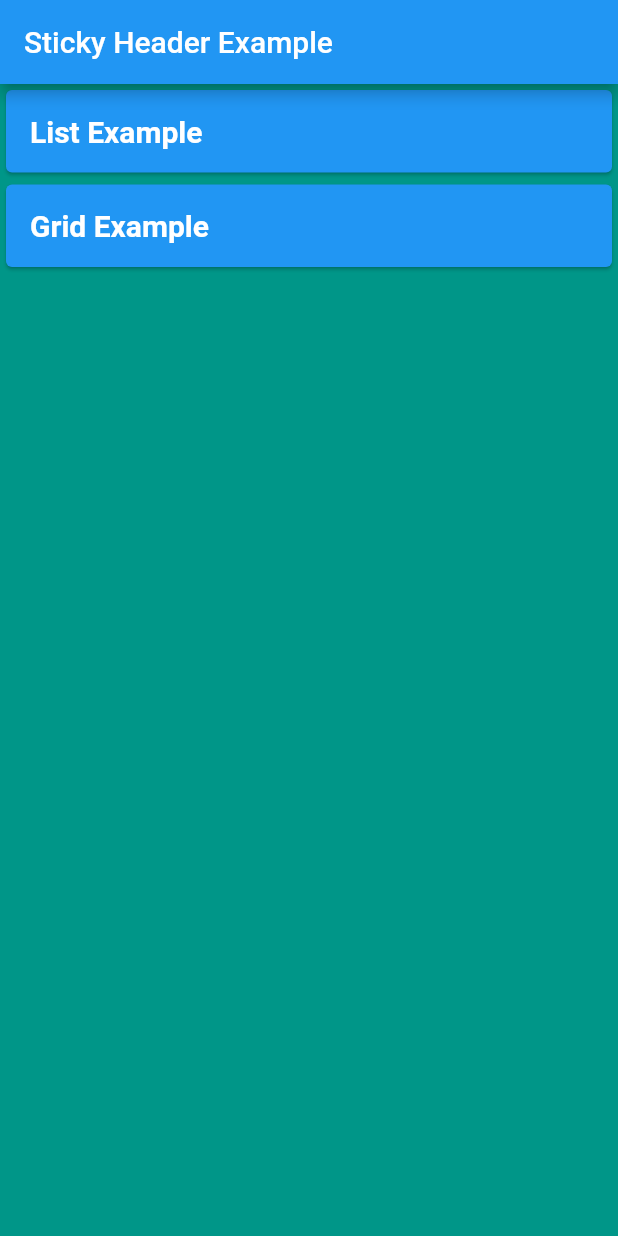
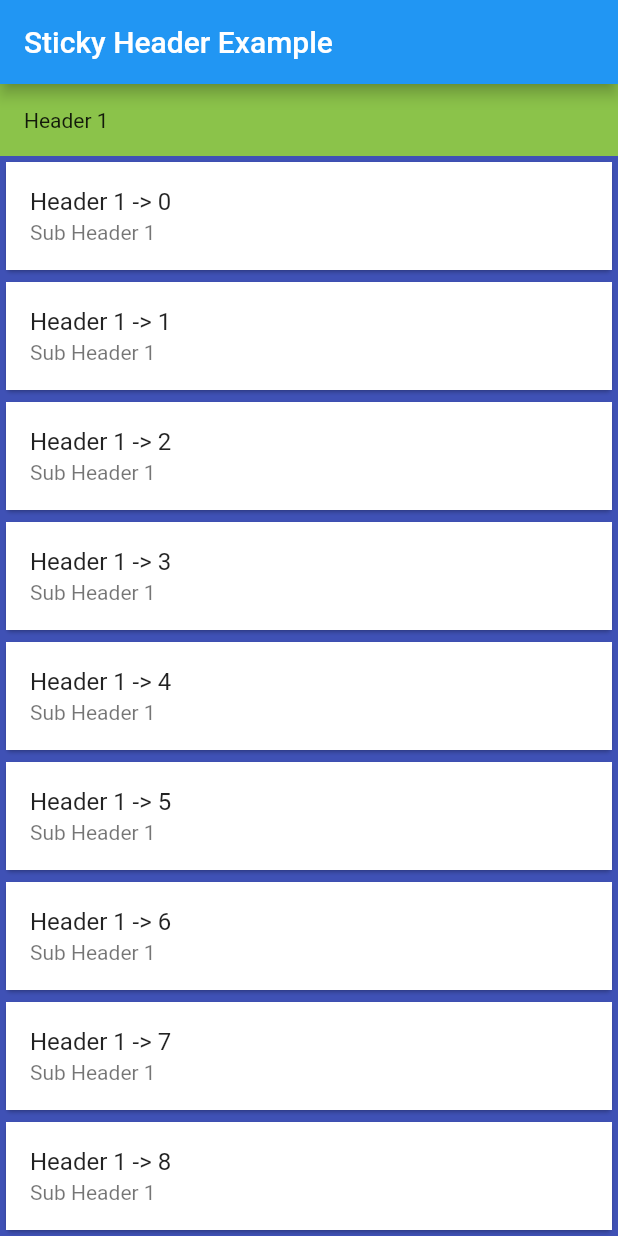
Before and after one commit to tanveerahmed1987/flutter_app, a Flutter app: the screen it shows after launch, on a phone screen of 412 x 824 dp. Run offline on Flutter 3.47's test engine with Material 2 defaults, Android fonts, the phone set to English and light mode, and no system bars; our stand-ins replace flutter_sticky_header.

Commit message:
Sticky Header Example Basics

```diff
--- a/lib/main.dart
+++ b/lib/main.dart
@@ -1,7 +1,5 @@
 import 'package:flutter/material.dart';
-import 'package:flutterapp/ListExample.dart';
-
-import 'GridExample.dart';
+import 'package:flutter_sticky_header/flutter_sticky_header.dart';
 
 void main() {
   runApp(MyApp());
@@ -14,11 +12,41 @@ class MyApp extends StatelessWidget {
       home: Scaffold(
         appBar: AppBar(title: Text('Sticky Header Example')),
         body: Container(
-          color: Colors.teal,
-          child: ListView(
-            children: [
-              _Item(text: 'List Example' , builder: (_) => const ListExample() ,),
-              _Item(text: 'Grid Example' , builder: (_) => const GridExample() ,)
+          color: Colors.indigo,
+          child: CustomScrollView(
+            slivers: [
+              SliverStickyHeader(
+                header: Container(padding: EdgeInsets.all(16) ,color: Colors.lightGreen, child: Text('Header 1')),
+                sliver: SliverList(
+                  delegate: SliverChildBuilderDelegate((context, index) {
+                     return Card(
+                        child: ListTile(
+                           title: Text('Header 1 -> $index'),
+                          subtitle: Text('Sub Header 1'),
+                          tileColor: Colors.white,
+                       ),
+                     );
+                  },
+                  childCount: 20),
+                ),
+              ),
+
+              SliverStickyHeader(
+                header: Container(padding: EdgeInsets.all(16), color: Colors.lightGreen, child: Text('Header 2')),
+                // sliver: SliverFillRemaining(child: Container(child: Text('Body')),),
+                sliver: SliverList(
+                  delegate: SliverChildBuilderDelegate((context, index) {
+                     return Card(
+                        child: ListTile(
+                          title: Text('Header 2 -> $index'),
+                          subtitle : Text('Sub Header 2 -> $index'),
+                          tileColor: Colors.white,
+                        ),
+                     );
+                  },
+                  childCount: 40),
+                ),
+              )
             ],
           )
         )
@@ -26,37 +54,3 @@ class MyApp extends StatelessWidget {
     );
   }
 }
-
-
-class _Item extends StatelessWidget {
-
-  const _Item({
-    Key key,
-    @required this.text,
-    @required this.builder,
-  }) : super(key: key);
-
-  final String text;
-  final WidgetBuilder builder;
-
-
-  @override
-  Widget build(BuildContext context) {
-    return Card(
-      color: Colors.blue,
-      child: InkWell(
-          onTap: () {
-            Navigator.push(context, MaterialPageRoute(builder: builder));
-          },
-          child: Container(
-            padding: EdgeInsets.all(16),
-            child: Text(
-              text,
-              style: TextStyle(
-                  color: Colors.white, fontWeight: FontWeight.bold, fontSize: 20),
-            ),
-          ),
-      ),
-    );
-  }
-}
```
Also changed, not shown: lib/AppScaffold.dart (deleted, +0 -83 lines), lib/GridExample.dart (deleted, +0 -65 lines), lib/ListExample.dart (deleted, +0 -51 lines).
